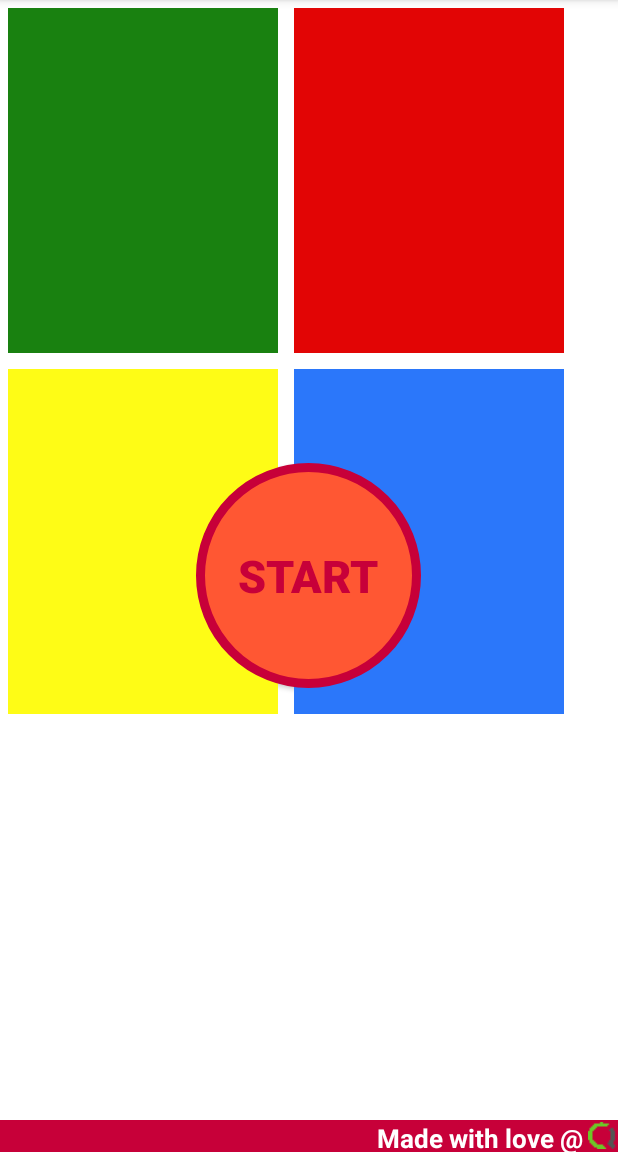
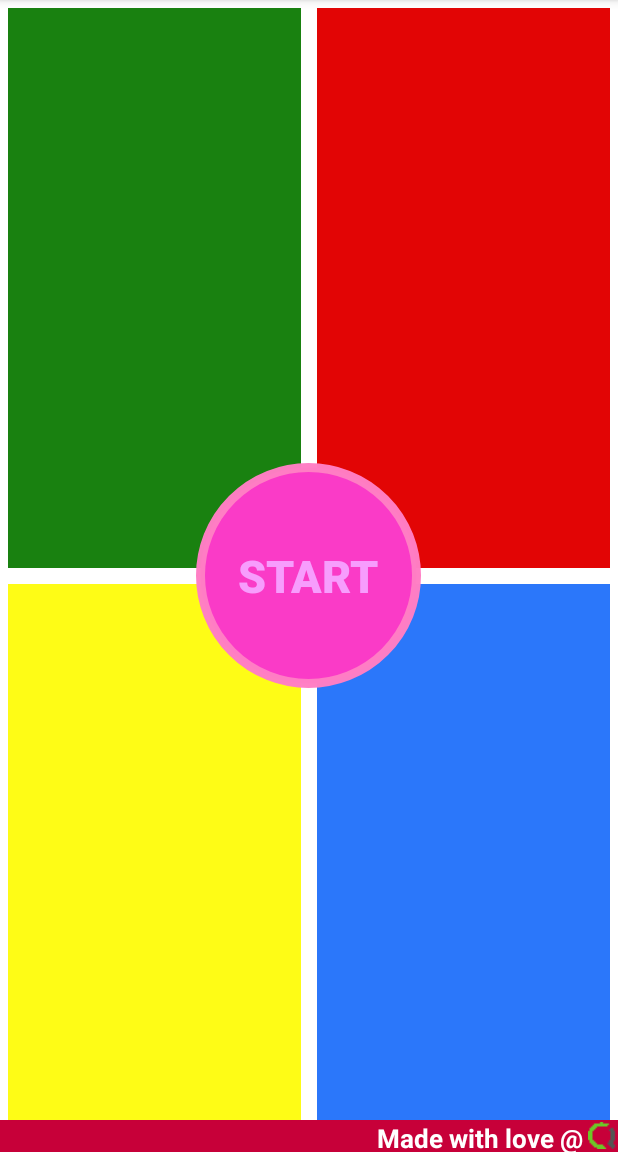
Before and after one commit to exmelendez/MelEd_SimonGame, an Android app: the screen it shows after launch (MainActivity), on a phone screen of 412 x 824 dp, the part 84-1236 px from its top. Run offline under Robolectric (Android 15) with nearby library versions, the phone set to English and light mode, and no system bars.

Commit message:
xml updated

```diff
--- a/app/src/main/java/nyc/c4q/eddie/simongame/MainActivity.java
+++ b/app/src/main/java/nyc/c4q/eddie/simongame/MainActivity.java
@@ -5,15 +5,13 @@ import android.support.v7.app.AppCompatActivity;
 import android.view.MotionEvent;
 import android.view.View;
 import android.widget.Button;
-import android.widget.TextView;
 
 public class MainActivity extends AppCompatActivity {
 
     @Override
     protected void onCreate(Bundle savedInstanceState) {
         super.onCreate(savedInstanceState);
-        setContentView(R.layout.test);
-        TextView scoreBoard = (TextView)findViewById(R.id.score_board);
+        setContentView(R.layout.activity_main);
         final Button blueBt = (Button) findViewById(R.id.blueBt);
 
         blueBt.setOnTouchListener(new View.OnTouchListener() {
--- a/app/src/main/res/drawable/r_start2.xml
+++ b/app/src/main/res/drawable/r_start2.xml
@@ -2,11 +2,11 @@
     android:shape="oval"
     xmlns:android="http://schemas.android.com/apk/res/android">
 
-    <stroke android:color="#C70039"
+    <stroke android:color="#fbff7ec5"
         android:width="6dp">
     </stroke>
 
-    <solid android:color="#FF5733">
+    <solid android:color="#fa3bc7">
     </solid>
 
     <size android:width="110dp"
--- a/app/src/main/res/drawable/round_start.xml
+++ b/app/src/main/res/drawable/round_start.xml
@@ -2,11 +2,11 @@
     android:shape="oval"
     xmlns:android="http://schemas.android.com/apk/res/android">
 
-    <stroke android:color="#C70039"
+    <stroke android:color="#ff6bfa"
         android:width="6dp">
     </stroke>
 
-    <solid android:color="#FF5733">
+    <solid android:color="#f1ff92ed">
     </solid>
 
     <size android:width="70dp"
--- a/app/src/main/res/layout/activity_main.xml
+++ b/app/src/main/res/layout/activity_main.xml
@@ -6,105 +6,93 @@
     android:layout_height="match_parent"
     android:background="#FFFFFF">
 
-    <TextView
-        android:id="@+id/round_text"
+    <LinearLayout
         android:layout_width="match_parent"
-        android:layout_height="28dp"
-        android:layout_alignParentTop="true"
-        android:background="#FFFFFF"
-        android:gravity="center"
-        android:text="ROUND"
-        android:textColor="#000000"
-        android:textSize="26dp"
-        android:textStyle="bold" />
+        android:layout_height="match_parent"
+        android:orientation="vertical">
 
-    <TextView
-        android:id="@+id/score_board"
+        <LinearLayout
             android:layout_width="match_parent"
-        android:layout_height="29dp"
-        android:layout_alignParentStart="true"
-        android:layout_below="@+id/round_text"
-        android:background="#FFFFFF"
-        android:gravity="center"
-        android:text="0"
-        android:textColor="#000000"
-        android:textSize="26dp" />
-
-    <View
-        android:id="@+id/middle_spacer"
-        android:layout_width="match_parent"
-        android:layout_height="35dp"
-        android:layout_centerInParent="true"
-        android:background="#FFFFFF" />
+            android:layout_height="0dp"
+            android:layout_weight="1"
+            android:orientation="horizontal">
 
             <Button
                 android:id="@+id/greenBt"
-        android:layout_width="180dp"
-        android:layout_height="180dp"
-        android:layout_above="@id/middle_spacer"
-        android:layout_margin="7dp"
-        android:background="@drawable/round_corners"
+                android:layout_weight="1"
+                android:layout_width="0dp"
+                android:layout_height="match_parent"
+                android:layout_margin="5dp"
+                android:background="@drawable/r_corners2"
                 android:backgroundTint="@color/green"
-        android:onClick="buttonClicked" />
-
-    <Button
-        android:id="@+id/redBt"
-        android:layout_width="180dp"
-        android:layout_height="180dp"
-        android:layout_above="@id/middle_spacer"
-        android:layout_margin="7dp"
-        android:layout_toRightOf="@id/greenBt"
-        android:background="@drawable/round_corners"
-        android:backgroundTint="@color/red"
                 android:onClick="buttonClicked" />
 
 
             <Button
-        android:id="@+id/startBt"
-        android:layout_width="wrap_content"
-        android:layout_height="wrap_content"
-        android:layout_centerInParent="true"
-        android:background="@drawable/round_start"
-        android:onClick="buttonClicked"
-        android:text="START"
-        android:textSize="20dp"
-        android:textStyle="bold" />
+                android:id="@+id/redBt"
+                android:layout_weight="1"
+                android:layout_width="0dp"
+                android:layout_height="match_parent"
+                android:layout_margin="5dp"
+                android:background="@drawable/r_corners2"
+                android:backgroundTint="@color/red"
+                android:onClick="buttonClicked" />
+        </LinearLayout>
+
+        <LinearLayout
+            android:layout_width="match_parent"
+            android:layout_height="0dp"
+            android:layout_weight="1"
+            android:orientation="horizontal">
 
             <Button
                 android:id="@+id/yellowBt"
-        android:layout_width="180dp"
-        android:layout_height="180dp"
-        android:layout_below="@id/middle_spacer"
-        android:layout_margin="7dp"
-        android:background="@drawable/round_corners"
+                android:layout_weight="1"
+                android:layout_width="0dp"
+                android:layout_height="match_parent"
+                android:layout_margin="5dp"
+                android:background="@drawable/r_corners2"
                 android:backgroundTint="@color/yellow"
                 android:onClick="buttonClicked" />
 
             <Button
                 android:id="@+id/blueBt"
-        android:layout_width="180dp"
-        android:layout_height="180dp"
-        android:layout_below="@id/middle_spacer"
-        android:layout_margin="7dp"
-        android:layout_toRightOf="@id/yellowBt"
-        android:background="@drawable/round_corners"
+                android:layout_weight="1"
+                android:layout_width="0dp"
+                android:layout_height="match_parent"
+                android:layout_margin="5dp"
+                android:background="@drawable/r_corners2"
                 android:backgroundTint="@color/blue"
                 android:onClick="buttonClicked" />
 
 
+        </LinearLayout>
+    </LinearLayout>
+
     <TextView
-        android:id="@+id/instruction_timer"
+        android:id="@+id/mad_props"
         android:layout_width="match_parent"
         android:layout_height="21dp"
         android:layout_alignParentBottom="true"
         android:background="#FFFFFF"
         android:backgroundTint="#C70039"
-        android:drawableRight="@drawable/c4q_logo_crop_small"
+        android:drawableRight="@drawable/c4q_logo_crop_super_small"
         android:gravity="right"
         android:text="Made with love @ "
         android:textColor="#FFFFFF"
         android:textSize="17dp"
         android:textStyle="bold" />
 
+    <Button
+        android:id="@+id/startBt"
+        android:layout_width="150dp"
+        android:layout_height="150dp"
+        android:layout_centerInParent="true"
+        android:background="@drawable/r_start2"
+        android:onClick="buttonClicked"
+        android:text="START"
+        android:textColor="#f3f7a3ff"
+        android:textSize="30dp"
+        android:textStyle="bold" />
 
 </RelativeLayout>
--- a/app/src/main/res/layout/test.xml
+++ /dev/null
@@ -1,81 +0,0 @@
-<?xml version="1.0" encoding="utf-8"?>
-
-<RelativeLayout xmlns:android="http://schemas.android.com/apk/res/android"
-    xmlns:tools="http://schemas.android.com/tools"
-    android:id="@+id/activity_main"
-    android:layout_width="match_parent"
-    android:layout_height="match_parent"
-    android:background="#FFFFFF">
-
-    <Button
-        android:id="@+id/greenBt"
-        android:layout_width="180dp"
-        android:layout_height="230dp"
-        android:layout_alignParentTop="true"
-        android:layout_alignParentLeft="true"
-        android:layout_marginBottom="@id/startBt"
-        android:layout_margin="5dp"
-        android:background="@drawable/r_corners2"
-        android:backgroundTint="@color/green"
-        android:onClick="buttonClicked" />
-
-    <Button
-        android:id="@+id/redBt"
-        android:layout_width="180dp"
-        android:layout_height="230dp"
-        android:layout_marginBottom="@id/startBt"
-        android:layout_toRightOf="@id/greenBt"
-        android:layout_margin="5dp"
-        android:background="@drawable/r_corners2"
-        android:backgroundTint="@color/red"
-        android:onClick="buttonClicked" />
-
-    <Button
-        android:id="@+id/yellowBt"
-        android:layout_width="180dp"
-        android:layout_height="230dp"
-        android:layout_marginTop="@id/startBt"
-        android:layout_below="@id/greenBt"
-        android:layout_margin="5dp"
-        android:backgroundTint="@color/yellow"
-        android:background="@drawable/r_corners2"
-        android:onClick="buttonClicked" />
-
-    <Button
-        android:id="@+id/blueBt"
-        android:layout_width="180dp"
-        android:layout_height="230dp"
-        android:layout_margin="5dp"
-        android:layout_below="@id/redBt"
-        android:layout_toRightOf="@id/yellowBt"
-        android:backgroundTint="@color/blue"
-        android:background="@drawable/r_corners2"
-        android:onClick="buttonClicked" />
-
-    <TextView
-        android:id="@+id/mad_props"
-        android:layout_width="match_parent"
-        android:layout_height="21dp"
-        android:background="#FFFFFF"
-        android:layout_alignParentBottom="true"
-        android:drawableRight="@drawable/c4q_logo_crop_super_small"
-        android:gravity="right"
-        android:backgroundTint="#C70039"
-        android:textStyle="bold"
-        android:textColor="#FFFFFF"
-        android:textSize="17dp"
-        android:text="Made with love @ "/>
-
-    <Button
-        android:id="@+id/startBt"
-        android:onClick="buttonClicked"
-        android:layout_width="150dp"
-        android:layout_height="150dp"
-        android:layout_centerInParent="true"
-        android:background="@drawable/r_start2"
-        android:textStyle="bold"
-        android:textColor="#C70039"
-        android:textSize="30dp"
-        android:text="START" />
-
-</RelativeLayout>
```
Lines whose indentation alone changed are shown as unchanged.
